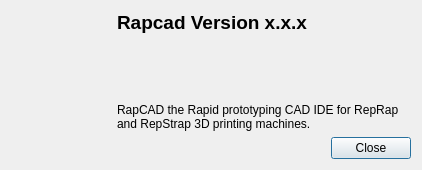
The window that src/aboutdialog.ui (GilesBathgate/RapCAD) describes before a commit, drawn with Qt 5.
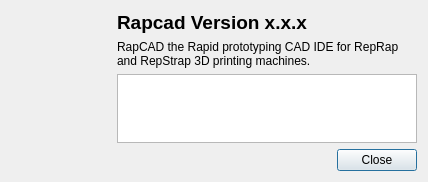
The same window after the commit.

Commit message: Added library versions to Help->About.

What changed in the file:
```diff
--- a/src/aboutdialog.ui
+++ b/src/aboutdialog.ui
@@ -6,8 +6,8 @@
    <rect>
     <x>0</x>
     <y>0</y>
-    <width>422</width>
-    <height>151</height>
+    <width>428</width>
+    <height>182</height>
    </rect>
   </property>
   <property name="windowTitle">
@@ -27,7 +27,19 @@
      </property>
     </widget>
    </item>
-   <item row="0" column="1">
+   <item row="3" column="1">
+    <widget class="QDialogButtonBox" name="buttonBox">
+     <property name="orientation">
+      <enum>Qt::Horizontal</enum>
+     </property>
+     <property name="standardButtons">
+      <set>QDialogButtonBox::Close</set>
+     </property>
+    </widget>
+   </item>
+   <item row="0" column="1" rowspan="2">
+    <layout class="QVBoxLayout" name="verticalLayout">
+     <item>
     <widget class="QLabel" name="name">
      <property name="font">
       <font>
@@ -45,17 +57,7 @@
      </property>
     </widget>
    </item>
-   <item row="2" column="1">
-    <widget class="QDialogButtonBox" name="buttonBox">
-     <property name="orientation">
-      <enum>Qt::Horizontal</enum>
-     </property>
-     <property name="standardButtons">
-      <set>QDialogButtonBox::Close</set>
-     </property>
-    </widget>
-   </item>
-   <item row="1" column="1">
+     <item>
     <widget class="QLabel" name="description">
      <property name="text">
       <string>RapCAD the Rapid prototyping CAD IDE for RepRap and RepStrap 3D printing machines.</string>
@@ -67,6 +69,11 @@
       <bool>true</bool>
      </property>
     </widget>
+     </item>
+     <item>
+      <widget class="QListWidget" name="components"/>
+     </item>
+    </layout>
    </item>
   </layout>
  </widget>
```
Lines whose indentation alone changed are shown as unchanged. The commit also changes 1 other file.
